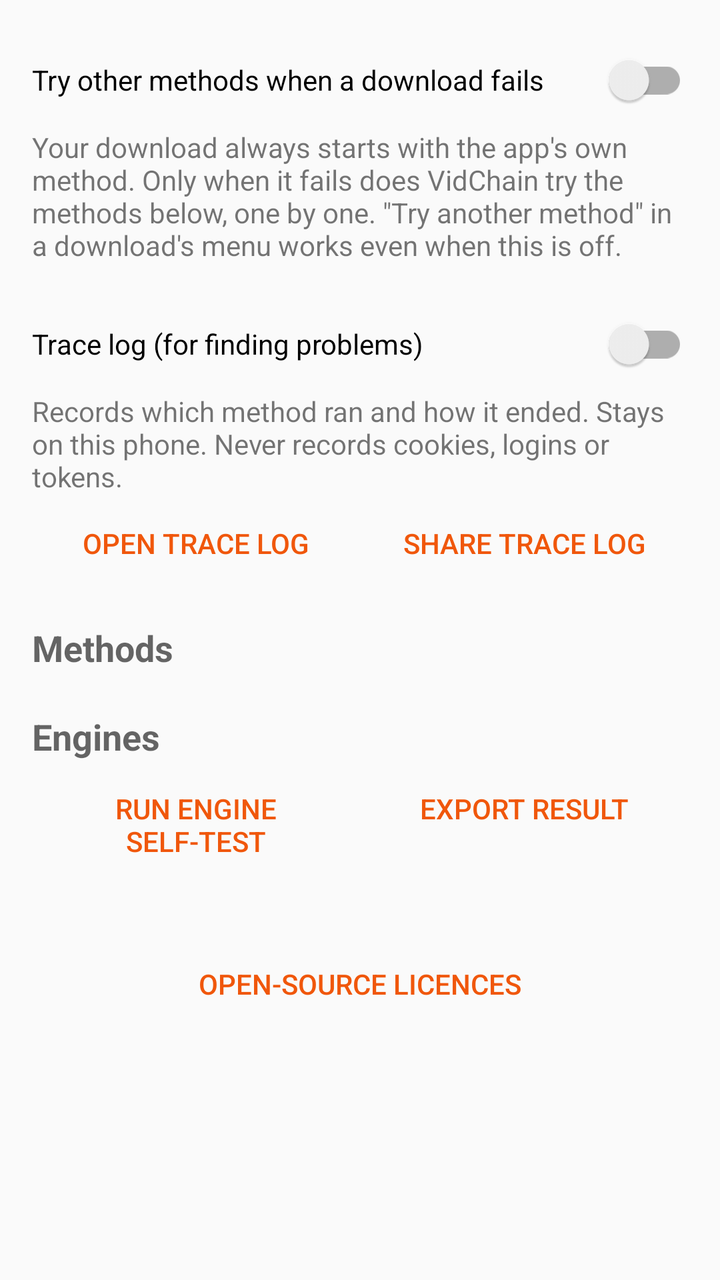
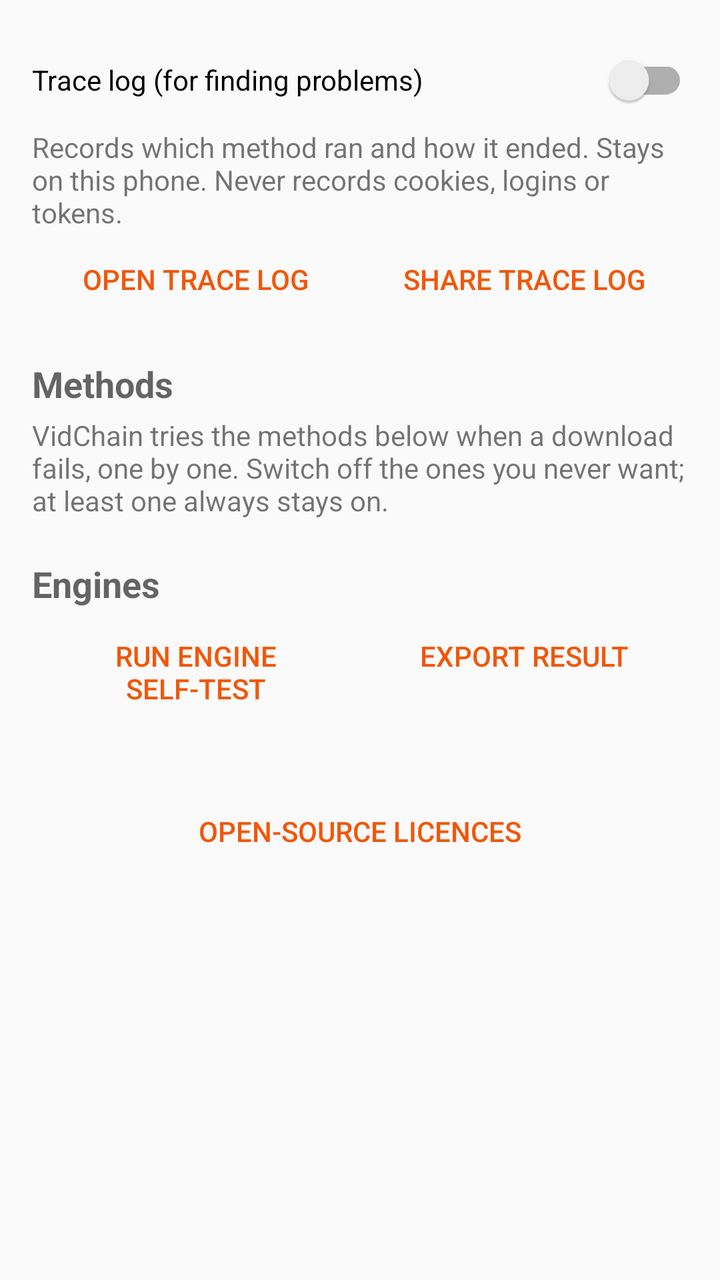

Before-and-after screenshots of an Android layout around one commit, followed by the original layout XML and the change that was made.
<!-- AndroidManifest.xml: activity theme Theme.VidChain -->
<!-- res/layout/vidchain_settings.xml -->
<?xml version="1.0" encoding="utf-8"?>
<ScrollView xmlns:android="http://schemas.android.com/apk/res/android"
	android:layout_width="match_parent"
	android:layout_height="match_parent"
	android:fillViewport="true">

	<LinearLayout
		android:layout_width="match_parent"
		android:layout_height="wrap_content"
		android:orientation="vertical"
		android:padding="16dp">

		<androidx.appcompat.widget.SwitchCompat
			android:id="@+id/vidchain_fallbacks_enabled"
			android:layout_width="match_parent"
			android:layout_height="wrap_content"
			android:minHeight="48dp"
			android:text="@string/vidchain_fallbacks_enabled" />

		<TextView
			android:layout_width="match_parent"
			android:layout_height="wrap_content"
			android:layout_marginBottom="16dp"
			android:text="@string/vidchain_fallbacks_help"
			android:textAppearance="?android:attr/textAppearanceSmall" />

		<androidx.appcompat.widget.SwitchCompat
			android:id="@+id/vidchain_trace_enabled"
			android:layout_width="match_parent"
			android:layout_height="wrap_content"
			android:minHeight="48dp"
			android:text="@string/vidchain_trace_enabled" />

		<TextView
			android:layout_width="match_parent"
			android:layout_height="wrap_content"
			android:text="@string/vidchain_trace_help"
			android:textAppearance="?android:attr/textAppearanceSmall" />

		<LinearLayout
			android:layout_width="match_parent"
			android:layout_height="wrap_content"
			android:layout_marginBottom="16dp"
			android:orientation="horizontal">

			<Button
				android:id="@+id/vidchain_trace_open"
				style="?android:attr/buttonBarButtonStyle"
				android:layout_width="0dp"
				android:layout_height="wrap_content"
				android:layout_weight="1"
				android:text="@string/vidchain_trace_open" />

			<Button
				android:id="@+id/vidchain_trace_share"
				style="?android:attr/buttonBarButtonStyle"
				android:layout_width="0dp"
				android:layout_height="wrap_content"
				android:layout_weight="1"
				android:text="@string/vidchain_trace_share" />
		</LinearLayout>

		<TextView
			android:layout_width="match_parent"
			android:layout_height="wrap_content"
			android:layout_marginBottom="4dp"
			android:text="@string/vidchain_methods_title"
			android:textAppearance="?android:attr/textAppearanceMedium"
			android:textStyle="bold" />

		<LinearLayout
			android:id="@+id/vidchain_methods"
			android:layout_width="match_parent"
			android:layout_height="wrap_content"
			android:layout_marginBottom="16dp"
			android:orientation="vertical" />

		<TextView
			android:layout_width="match_parent"
			android:layout_height="wrap_content"
			android:text="@string/vidchain_engines_title"
			android:textAppearance="?android:attr/textAppearanceMedium"
			android:textStyle="bold" />

		<LinearLayout
			android:layout_width="match_parent"
			android:layout_height="wrap_content"
			android:orientation="horizontal">

			<Button
				android:id="@+id/vidchain_self_test"
				style="?android:attr/buttonBarButtonStyle"
				android:layout_width="0dp"
				android:layout_height="wrap_content"
				android:layout_weight="1"
				android:text="@string/vidchain_self_test" />

			<Button
				android:id="@+id/vidchain_self_test_export"
				style="?android:attr/buttonBarButtonStyle"
				android:layout_width="0dp"
				android:layout_height="wrap_content"
				android:layout_weight="1"
				android:text="@string/vidchain_self_test_export" />
		</LinearLayout>

		<TextView
			android:id="@+id/vidchain_self_test_result"
			android:layout_width="match_parent"
			android:layout_height="wrap_content"
			android:fontFamily="monospace"
			android:textIsSelectable="true"
			android:textSize="12sp" />

		<Button
			android:id="@+id/vidchain_licences"
			style="?android:attr/buttonBarButtonStyle"
			android:layout_width="match_parent"
			android:layout_height="wrap_content"
			android:layout_marginTop="16dp"
			android:text="@string/vidchain_licences_title" />
	</LinearLayout>
</ScrollView>
<!-- resources referenced by this layout -->
<resources>
  <string name="vidchain_engines_title">Engines</string>
  <string name="vidchain_fallbacks_enabled">Try other methods when a download fails</string>
  <string name="vidchain_fallbacks_help">Your download always starts with the app\'s own method. Only when it fails does VidChain try the methods below, one by one. \"Try another method\" in a download\'s menu works even when this is off.</string>
  <string name="vidchain_licences_title">Open-source licences</string>
  <string name="vidchain_methods_title">Methods</string>
  <string name="vidchain_self_test">Run engine self-test</string>
  <string name="vidchain_self_test_export">Export result</string>
  <string name="vidchain_trace_enabled">Trace log (for finding problems)</string>
  <string name="vidchain_trace_help">Records which method ran and how it ended. Stays on this phone. Never records cookies, logins or tokens.</string>
  <string name="vidchain_trace_open">Open trace log</string>
  <string name="vidchain_trace_share">Share trace log</string>
  <style name="Theme.VidChain" parent="Theme.AppCompat.DayNight">
  		<item name="colorAccent">@color/vidchain_accent</item>
  		<item name="colorControlActivated">@color/vidchain_accent</item>
  		<item name="android:textColorLink">@color/vidchain_accent</item>
  	</style>
  <color name="vidchain_accent">#F0570B</color>
</resources>

<!-- the commit's change to res/layout/vidchain_settings.xml (unified diff, before → after) -->
@@ -9,20 +9,6 @@
 		android:layout_height="wrap_content"
 		android:orientation="vertical"
 		android:padding="16dp">
-
-		<androidx.appcompat.widget.SwitchCompat
-			android:id="@+id/vidchain_fallbacks_enabled"
-			android:layout_width="match_parent"
-			android:layout_height="wrap_content"
-			android:minHeight="48dp"
-			android:text="@string/vidchain_fallbacks_enabled" />
-
-		<TextView
-			android:layout_width="match_parent"
-			android:layout_height="wrap_content"
-			android:layout_marginBottom="16dp"
-			android:text="@string/vidchain_fallbacks_help"
-			android:textAppearance="?android:attr/textAppearanceSmall" />
 
 		<androidx.appcompat.widget.SwitchCompat
 			android:id="@+id/vidchain_trace_enabled"
@@ -67,6 +53,13 @@
 			android:text="@string/vidchain_methods_title"
 			android:textAppearance="?android:attr/textAppearanceMedium"
 			android:textStyle="bold" />
+
+		<TextView
+			android:layout_width="match_parent"
+			android:layout_height="wrap_content"
+			android:layout_marginBottom="4dp"
+			android:text="@string/vidchain_methods_help"
+			android:textAppearance="?android:attr/textAppearanceSmall" />
 
 		<LinearLayout
 			android:id="@+id/vidchain_methods"
<!-- resource entries referenced after the edit -->
@@ -1,9 +1,8 @@
 <!-- resources referenced by this layout -->
 <resources>
   <string name="vidchain_engines_title">Engines</string>
-  <string name="vidchain_fallbacks_enabled">Try other methods when a download fails</string>
-  <string name="vidchain_fallbacks_help">Your download always starts with the app\'s own method. Only when it fails does VidChain try the methods below, one by one. \"Try another method\" in a download\'s menu works even when this is off.</string>
   <string name="vidchain_licences_title">Open-source licences</string>
+  <string name="vidchain_methods_help">VidChain tries the methods below when a download fails, one by one. Switch off the ones you never want; at least one always stays on.</string>
   <string name="vidchain_methods_title">Methods</string>
   <string name="vidchain_self_test">Run engine self-test</string>
   <string name="vidchain_self_test_export">Export result</string>
